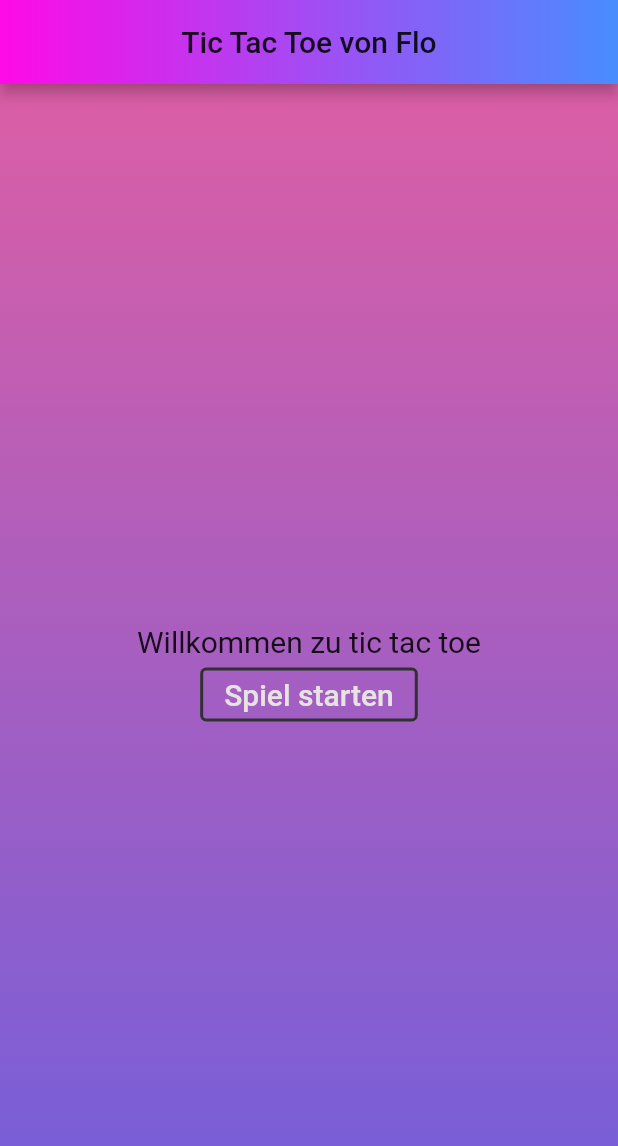
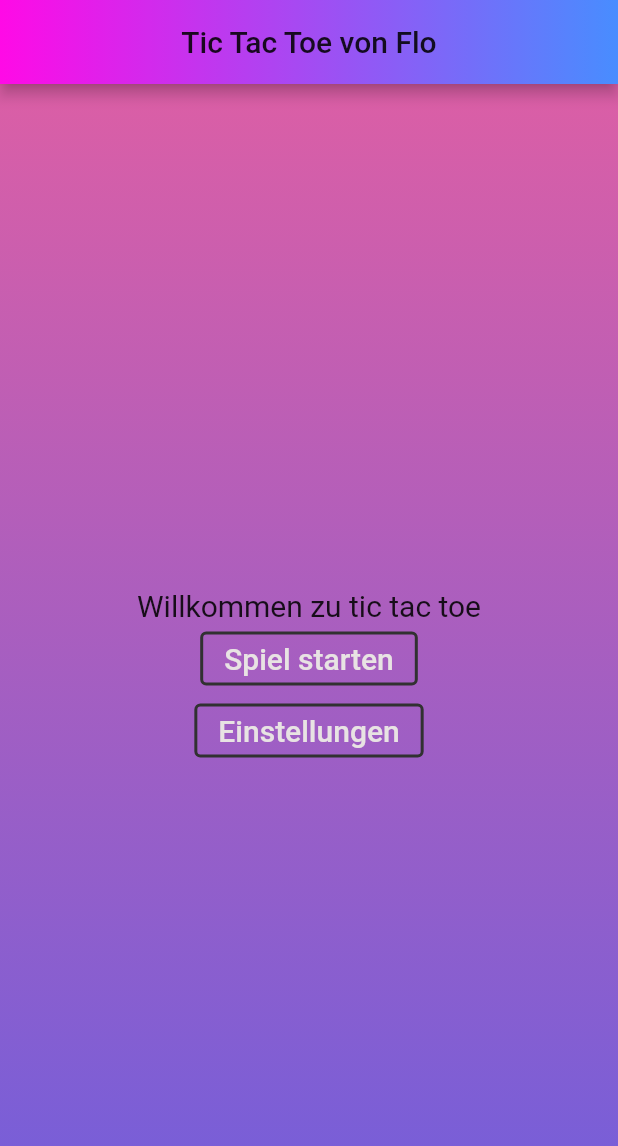
Before and after one commit to Freddy880/tic_tac_toe, a Flutter app: the screen it shows after launch, on a phone screen of 412 x 824 dp. Shown: the top 1146 px of the screen. Run offline on Flutter 3.47's test engine with Material 2 defaults, Android fonts, the phone set to English and light mode, and no system bars; our stand-ins replace google_fonts.

```diff
--- a/lib/main.dart
+++ b/lib/main.dart
@@ -19,6 +19,8 @@
 
 import 'package:flutter/material.dart';
 import 'package:google_fonts/google_fonts.dart';
+import 'package:tic_tac_toe/SettingsPage.dart';
+
 import 'GamePage.dart';
 
 void main() {
@@ -52,7 +54,7 @@ class MyHomePage extends StatefulWidget {
 class _MyHomePageState extends State<MyHomePage> {
   var text = "";
 
-  setText(String text){
+  setText(String text) {
     setState(() {
       this.text = text;
     });
@@ -112,24 +114,38 @@ class _MyHomePageState extends State<MyHomePage> {
               ),
               OutlinedButton(
                 style: OutlinedButton.styleFrom(
-                  side: BorderSide(
-                      width: 2,
-                    color: Color(0xFF313131)
-                  )
+                    side: BorderSide(width: 2, color: Color(0xFF313131))),
+                child: Text(
+                  "Spiel starten",
+                  style: GoogleFonts.concertOne(
+                      fontSize: 20,
+                      textStyle: TextStyle(
+                        color: Color(0xFFE8E3E3),
+                      )),
                 ),
+                onPressed: () {
+                  Navigator.push(context,
+                      MaterialPageRoute(builder: (context) => Game(setText)));
+                },
+              ),
+              Container(
+                child: OutlinedButton(
+                  style: OutlinedButton.styleFrom(
+                      side: BorderSide(width: 2, color: Color(0xFF313131))),
                   child: Text(
-                    "Spiel starten",
+                    "Einstellungen",
                     style: GoogleFonts.concertOne(
                       fontSize: 20,
                       textStyle: TextStyle(
                         color: Color(0xFFE8E3E3),
-                      )
+                      ),
                     ),
                   ),
-                onPressed: () {
-                    Navigator.push(context, MaterialPageRoute(builder: (context) => Game(setText)));
-                },
-
+                  onPressed: (){
+                    Navigator.push(context,
+                       MaterialPageRoute(builder: (context) => SettingPage()));
+                  },
+                ),
               )
             ],
           )),
```
Also changed, not shown: lib/SettingsPage.dart (added, +41 -0 lines).
